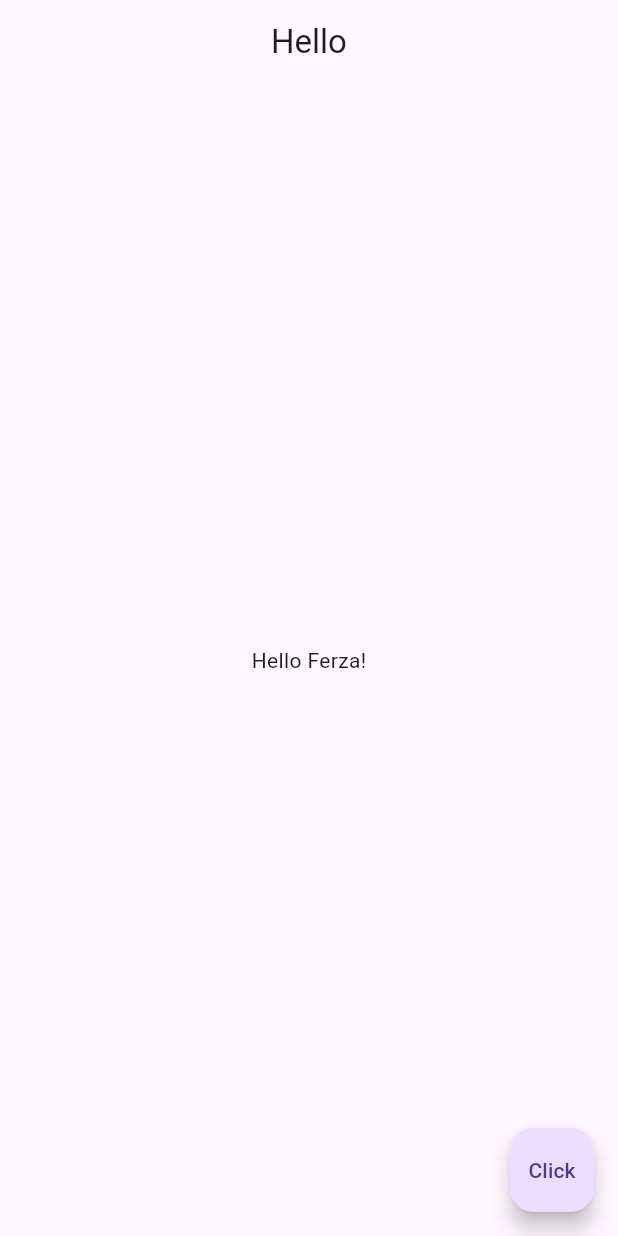
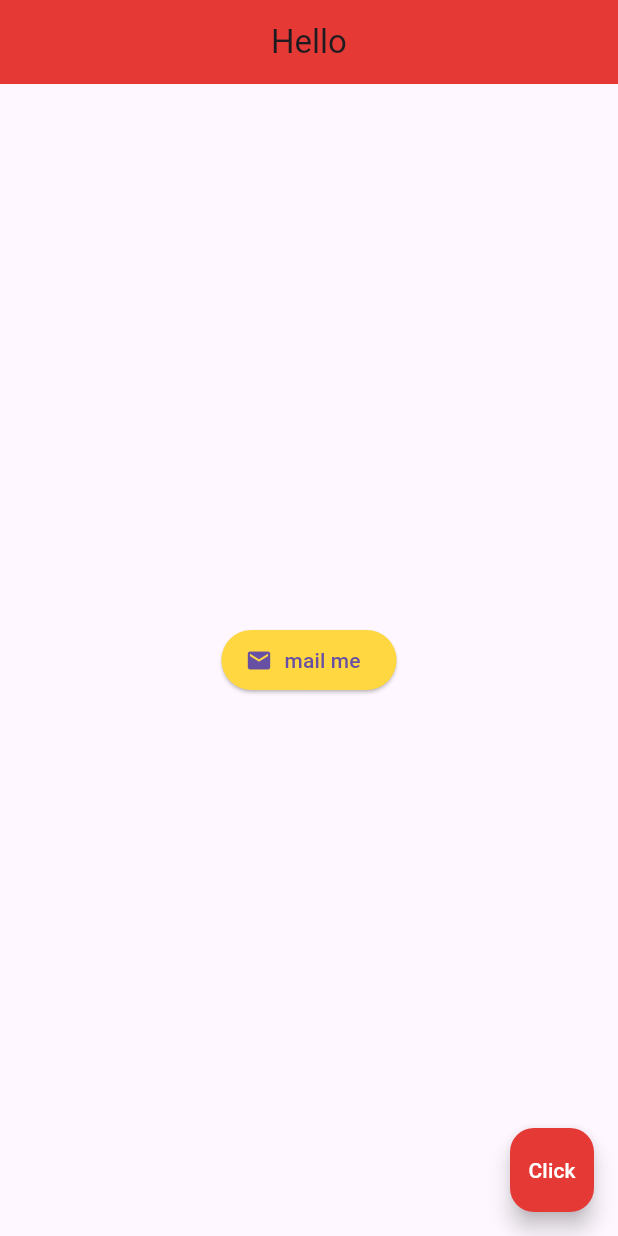
Before and after one commit to ferzanoveri/flutter-beginner, a Flutter app: the screen it shows after launch, on a phone screen of 412 x 824 dp. Run offline on Flutter 3.47's test engine with Material 3 defaults, Android fonts, the phone set to English and light mode, and no system bars.

Commit message:
second commit

```diff
--- a/lib/main.dart
+++ b/lib/main.dart
@@ -1,17 +1,46 @@
 import 'package:flutter/material.dart';
 
 void main() => runApp(MaterialApp(
-  home: Scaffold(
+  home: Home(),
+));
+
+
+class Home extends StatelessWidget {
+  const Home({super.key});
+
+  @override
+  Widget build(BuildContext context) {
+    return Scaffold(
       appBar: AppBar(
         title: Text('Hello'),
         centerTitle: true,
+        backgroundColor: Colors.red[600],
       ),
       body: Center(
-      child: Text('Hello Ferza!'),
+        child: ElevatedButton.icon(
+            onPressed: (){
+              ScaffoldMessenger.of(context).showSnackBar(
+                SnackBar(
+                  content: Text('Awesome Snackbar'),
+                ),
+              );
+            },
+          icon: Icon(Icons.mail),
+          label: Text('mail me'),
+          style: ElevatedButton.styleFrom(backgroundColor: Colors.amberAccent),
+        )
       ),
       floatingActionButton: FloatingActionButton(
         onPressed: () {  },
-      child: Text('Click'),
+        child: Text(
+          'Click',
+          style: TextStyle(
+              color: Colors.white
           ),
         ),
-));
+        backgroundColor: Colors.red[600],
+
+      ),
+    ) ;
+  }
+}
```
Also changed, not shown: pubspec.yaml (+7 -14 lines), fonts/IndieFlower-Regular.ttf (added), 1 other file. Lines whose indentation alone changed are shown as unchanged.
